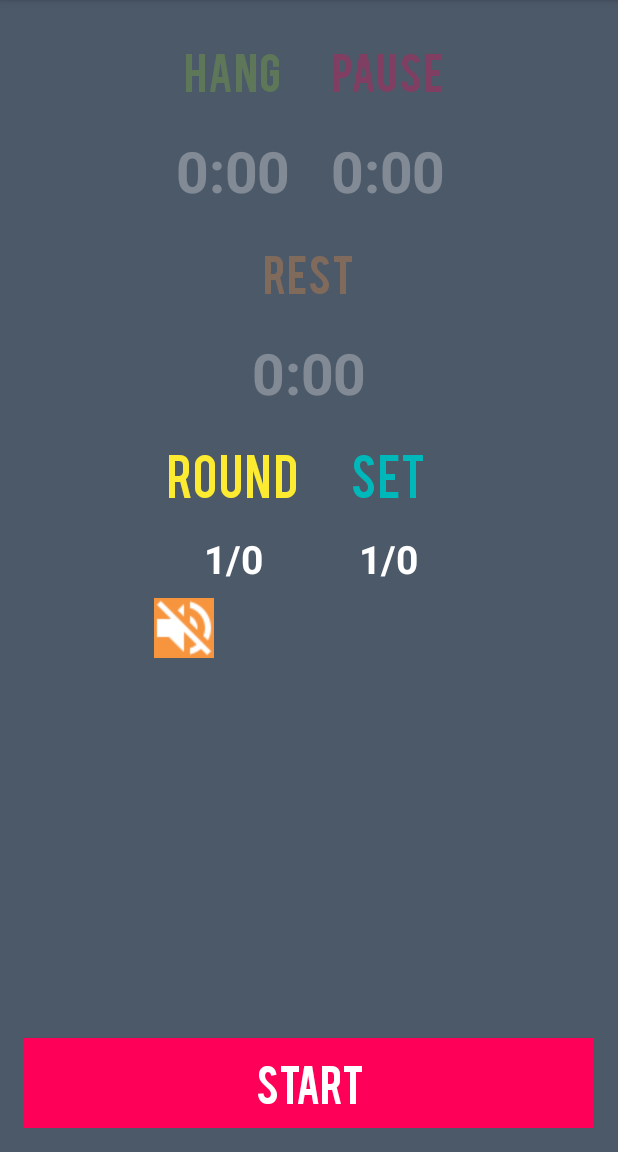
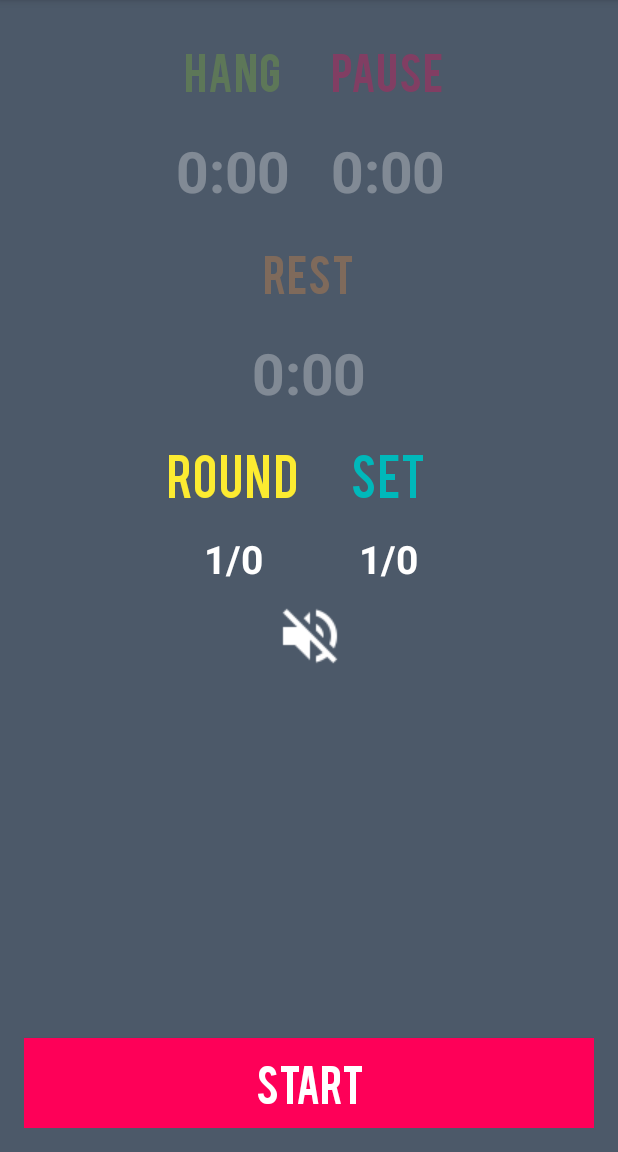
Before and after one commit to mikeschen/HangBoardRepeatersAndroid, an Android app: the TimerActivity screen opened directly, with no data from a screen before it, on a phone screen of 412 x 824 dp, the part 84-1236 px from its top. Run offline under Robolectric (Android 15) with nearby library versions, the phone set to English and light mode, and no system bars; our stand-ins replace ButterKnife.

Commit message:
adds xml to sound button

```diff
--- a/app/src/main/res/layout/activity_timer.xml
+++ b/app/src/main/res/layout/activity_timer.xml
@@ -161,13 +161,15 @@
             android:layout_gravity="center_horizontal" />
 
         <ImageButton
-            android:layout_width="40dp"
-            android:layout_height="40dp"
-            android:background="@color/colorAccent"
+            android:layout_width="50dp"
+            android:layout_height="50dp"
+            android:layout_columnSpan="2"
+            android:background="@color/colorPrimaryDark"
             android:id="@+id/soundButton"
             android:src="@drawable/ic_volume_off_white_24dp"
             android:layout_row="6"
-            android:layout_column="0" />
+            android:layout_column="0"
+            android:layout_gravity="center_horizontal" />
     </GridLayout>
 
     <Button
```
